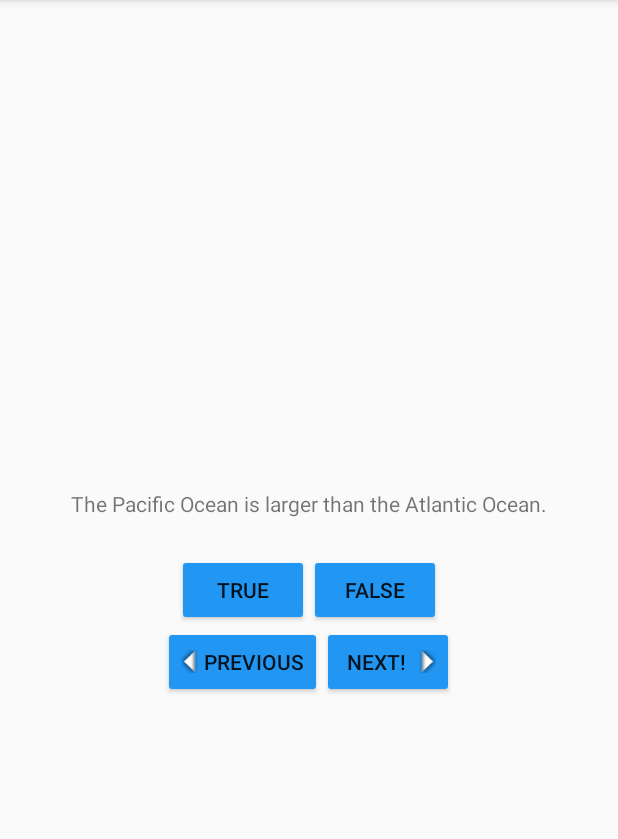
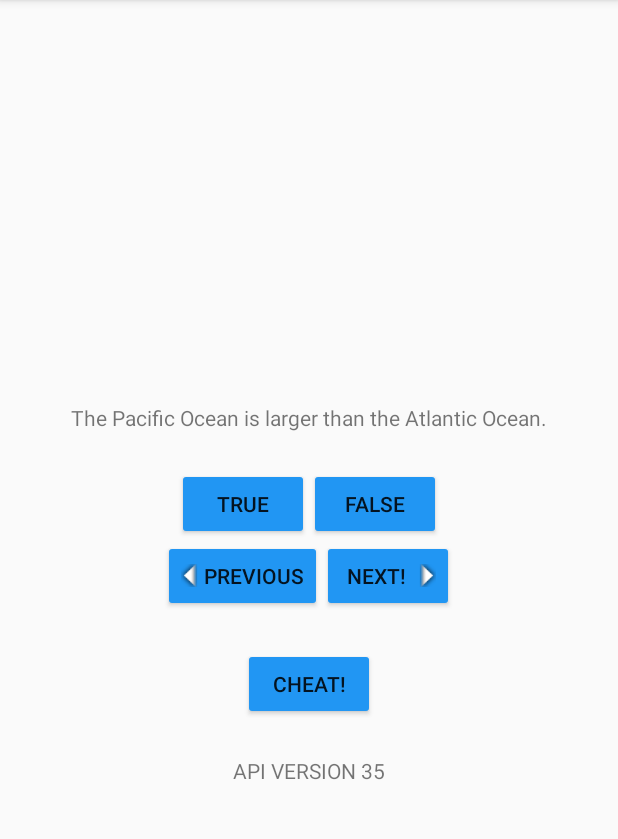
Before and after one commit to tkiefhaber/GeoQuiz, an Android app: the screen it shows after launch (QuizActivity), after a tap on "TRUE", on a phone screen of 412 x 824 dp, the part 84-923 px from its top. Run offline under Robolectric (Android 15) with nearby library versions, the phone set to English and light mode, and no system bars.

Commit message:
chapters 6

```diff
--- a/app/src/main/AndroidManifest.xml
+++ b/app/src/main/AndroidManifest.xml
@@ -16,6 +16,10 @@
                 <category android:name="android.intent.category.LAUNCHER" />
             </intent-filter>
         </activity>
+        <activity
+            android:name=".CheatActivity"
+            android:label="@string/title_activity_cheat" >
+        </activity>
     </application>
 
 </manifest>
--- a/app/src/main/java/com/example/tomk/geoquiz/QuizActivity.java
+++ b/app/src/main/java/com/example/tomk/geoquiz/QuizActivity.java
@@ -1,5 +1,9 @@
 package com.example.tomk.geoquiz;
 
+import android.app.Activity;
+import android.app.ActivityOptions;
+import android.content.Intent;
+import android.os.Build;
 import android.os.Bundle;
 import android.support.v7.app.ActionBarActivity;
 import android.util.Log;
@@ -15,12 +19,16 @@ public class QuizActivity extends ActionBarActivity {
 
     private static final String TAG = "QuizActivity";
     private static final String KEY_INDEX = "index";
+    private static final int REQUEST_CODE_CHEAT = 0;
 
     private Button mTrueButton;
     private Button mFalseButton;
     private Button mNextButton;
     private Button mPreviousButton;
+    private Button mCheatButton;
     private TextView mQuestionTextView;
+    private TextView mBuildVersion;
+
 
     private Question[] mQuestionBank = new Question[] {
         new Question(R.string.question_oceans, true),
@@ -31,6 +39,20 @@ public class QuizActivity extends ActionBarActivity {
     };
 
     private int mCurrentIndex = 0;
+    private boolean mIsCheater;
+
+    @Override
+    protected void onActivityResult(int requestCode, int resultCode, Intent data) {
+        if(resultCode != Activity.RESULT_OK) {
+            return;
+        }
+        if(requestCode == REQUEST_CODE_CHEAT) {
+            if(data == null) {
+                return;
+            }
+            mIsCheater = CheatActivity.wasAnswerShown(data);
+        }
+    }
 
     private void updateQuestion() {
         int question = mQuestionBank[mCurrentIndex].getTextResId();
@@ -40,10 +62,14 @@ public class QuizActivity extends ActionBarActivity {
     private void checkAnswer(boolean userPressedTrue) {
         boolean answerIsTrue = mQuestionBank[mCurrentIndex].isAnswerTrue();
         int messageResId = 0;
-        if(userPressedTrue == answerIsTrue) {
-            messageResId = R.string.correct_text;
+        if(mIsCheater) {
+            messageResId = R.string.judgement_toast;
         } else {
-            messageResId = R.string.incorrect_text;
+            if (userPressedTrue == answerIsTrue) {
+                messageResId = R.string.correct_text;
+            } else {
+                messageResId = R.string.incorrect_text;
+            }
         }
 
         Toast.makeText(this, messageResId, Toast.LENGTH_SHORT).show();
@@ -97,7 +123,7 @@ public class QuizActivity extends ActionBarActivity {
         mTrueButton = (Button) findViewById(R.id.true_button);
         mFalseButton = (Button) findViewById(R.id.false_button);
 
-        mQuestionTextView = (TextView)findViewById(R.id.question_text_view);
+        mQuestionTextView = (TextView) findViewById(R.id.question_text_view);
         updateQuestion();
 
         mTrueButton.setOnClickListener(new View.OnClickListener() {
@@ -114,16 +140,17 @@ public class QuizActivity extends ActionBarActivity {
             }
         });
 
-        mNextButton = (Button)findViewById(R.id.next_button);
+        mNextButton = (Button) findViewById(R.id.next_button);
         mNextButton.setOnClickListener(new View.OnClickListener() {
             @Override
             public void onClick(View v) {
                 mCurrentIndex = (mCurrentIndex + 1) % mQuestionBank.length;
+                mIsCheater = false;
                 updateQuestion();
             }
         });
 
-        mPreviousButton = (Button)findViewById(R.id.previous_button);
+        mPreviousButton = (Button) findViewById(R.id.previous_button);
         mPreviousButton.setOnClickListener(new View.OnClickListener() {
             @Override
             public void onClick(View v) {
@@ -132,9 +159,32 @@ public class QuizActivity extends ActionBarActivity {
                 } else {
                     mCurrentIndex = (mCurrentIndex - 1) % mQuestionBank.length;
                 }
+                mIsCheater = false;
                 updateQuestion();
             }
         });
+
+        mCheatButton = (Button) findViewById(R.id.cheat_button);
+        mCheatButton.setOnClickListener(new View.OnClickListener() {
+            @Override
+            public void onClick(View v) {
+                boolean answerIsTrue = mQuestionBank[mCurrentIndex].isAnswerTrue();
+                Intent i = CheatActivity.newIntent(QuizActivity.this, answerIsTrue);
+                if(Build.VERSION.SDK_INT >= Build.VERSION_CODES.JELLY_BEAN) {
+                    Bundle options = ActivityOptions.makeCustomAnimation(
+                            QuizActivity.this,
+                            android.R.anim.slide_in_left,
+                            android.R.anim.slide_out_right
+                    ).toBundle();
+                    startActivityForResult(i, REQUEST_CODE_CHEAT, options);
+                } else {
+                    startActivityForResult(i, REQUEST_CODE_CHEAT);
+                }
+            }
+        });
+
+        mBuildVersion = (TextView)findViewById(R.id.build_version);
+        mBuildVersion.setText("API VERSION " + Build.VERSION.SDK_INT);
 
 
     }
--- a/app/src/main/res/layout-land/activity_quiz.xml
+++ b/app/src/main/res/layout-land/activity_quiz.xml
@@ -70,4 +70,13 @@
 
 
     </LinearLayout>
+
+    <Button
+        android:layout_width="wrap_content"
+        android:layout_height="wrap_content"
+        android:id="@+id/cheat_button"
+        android:text="@string/cheat_button"
+        android:layout_margin="24dp"
+        android:layout_gravity="bottom|center"
+        />
 </LinearLayout>
--- a/app/src/main/res/layout/activity_quiz.xml
+++ b/app/src/main/res/layout/activity_quiz.xml
@@ -10,7 +10,7 @@
         android:layout_width="wrap_content"
         android:layout_height="wrap_content"
         android:padding="24dp"
-        />
+    />
 
     <LinearLayout
         android:layout_width="wrap_content"
@@ -22,14 +22,14 @@
             android:layout_width="wrap_content"
             android:layout_height="wrap_content"
             android:text="@string/true_button"
-            />
+        />
 
         <Button
             android:id="@+id/false_button"
             android:layout_width="wrap_content"
             android:layout_height="wrap_content"
             android:text="@string/false_button"
-            />
+        />
     </LinearLayout>
 
     <LinearLayout
@@ -44,7 +44,7 @@
             android:text="@string/previous_button"
             android:drawableLeft="@drawable/arrow_left"
             android:drawablePadding="4dp"
-            />
+        />
 
         <Button
             android:id="@+id/next_button"
@@ -54,7 +54,18 @@
             android:drawableRight="@drawable/arrow_right"
             android:drawablePadding="4dp"
         />
+    </LinearLayout>
 
-
-    </LinearLayout>
+    <Button
+        android:layout_width="wrap_content"
+        android:layout_height="wrap_content"
+        android:id="@+id/cheat_button"
+        android:text="@string/cheat_button"
+        android:layout_margin="24dp"
+        android:layout_gravity="bottom|center"
+    />
+    <TextView
+        android:layout_width="wrap_content"
+        android:layout_height="wrap_content"
+        android:id="@+id/build_version"/>
 </LinearLayout>
--- a/app/src/main/res/values/strings.xml
+++ b/app/src/main/res/values/strings.xml
@@ -14,4 +14,9 @@
     <string name="incorrect_text">INCORRECT!</string>
     <string name="action_settings">Settings</string>
     <string name="previous_button">Previous</string>
+    <string name="warning_text">Are you sure you want to cheat?</string>
+    <string name="show_answer_button">Show Answer</string>
+    <string name="cheat_button">Cheat!</string>
+    <string name="judgement_toast">Cheating is wrong, but if you\'re not cheating, you\'re not trying.</string>
+    <string name="title_activity_cheat">CheatActivity</string>
 </resources>
```
Also changed, not shown: app/src/main/java/com/example/tomk/geoquiz/CheatActivity.java (added, +82 -0 lines), app/src/main/res/layout/activity_cheat.xml (added, +39 -0 lines), app/src/main/res/menu/menu_cheat.xml (added, +7 -0 lines).
